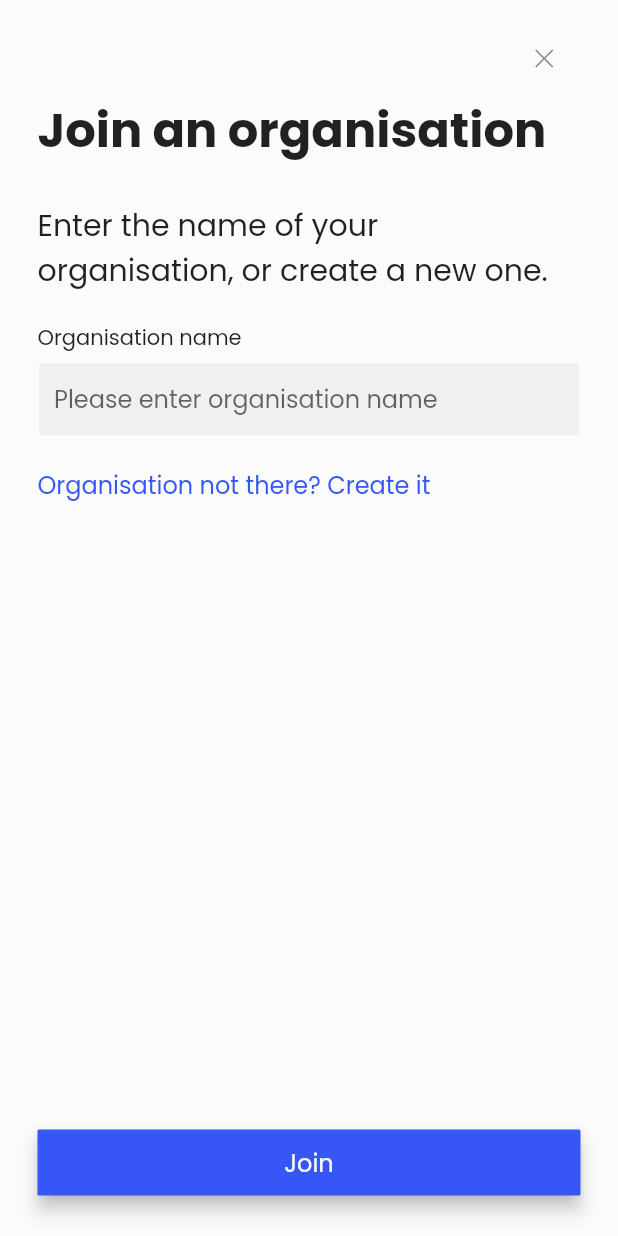
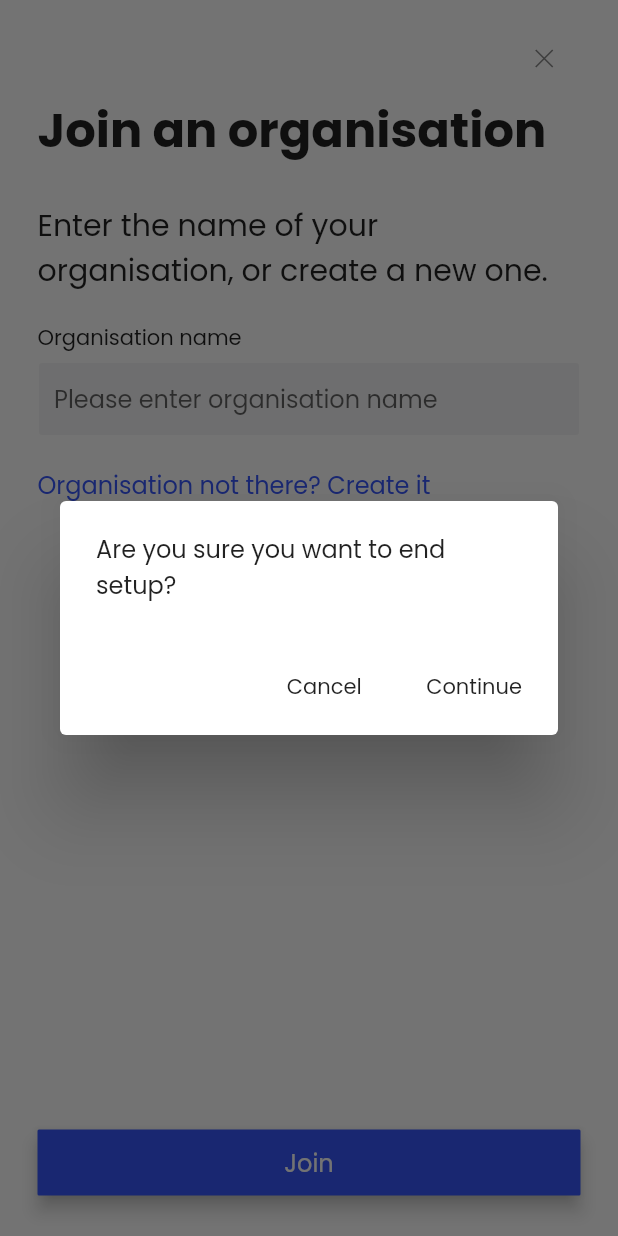
Before and after one commit to jacksoncurrie/wofroho-mobile, a Flutter app: the JoinOrganisationPage widget shown alone on an empty page, opened directly with empty values, after a tap on an icon or button, on a phone screen of 412 x 824 dp. Run offline on Flutter 3.47's test engine with Material 2 defaults, Android fonts, the phone set to English and light mode, and no system bars; our stand-ins replace flutter_svg, image_picker; network calls fail.

Commit message:
Add confirmation to cancel setup

```diff
--- a/lib/pages/join_organisation_page.dart
+++ b/lib/pages/join_organisation_page.dart
@@ -54,6 +54,25 @@ class _JoinOrganisationPageState extends State<JoinOrganisationPage> {
         _validationType = ValidationType.success;
       });
     }
+  }
+
+  void _openValidateClose() {
+    showDialog(
+      context: context,
+      builder: (_) => AlertDialog(
+        content: ParagraphText(text: "Are you sure you want to end setup?"),
+        actions: [
+          FlatButton(
+            child: Text('Cancel'),
+            onPressed: () => Navigator.of(context).pop(),
+          ),
+          FlatButton(
+            child: Text('Continue'),
+            onPressed: _closePressed,
+          ),
+        ],
+      ),
+    );
   }
 
   void _closePressed() {
@@ -113,7 +132,7 @@ class _JoinOrganisationPageState extends State<JoinOrganisationPage> {
             'assets/images/close.svg',
             semanticsLabel: "Close icon",
           ),
-          onPressed: _closePressed,
+          onPressed: _openValidateClose,
         ),
       ),
     );
```
Also changed, not shown: lib/pages/account_page.dart (+20 -1 lines), lib/pages/validate_phone_page.dart (+21 -1 lines).
